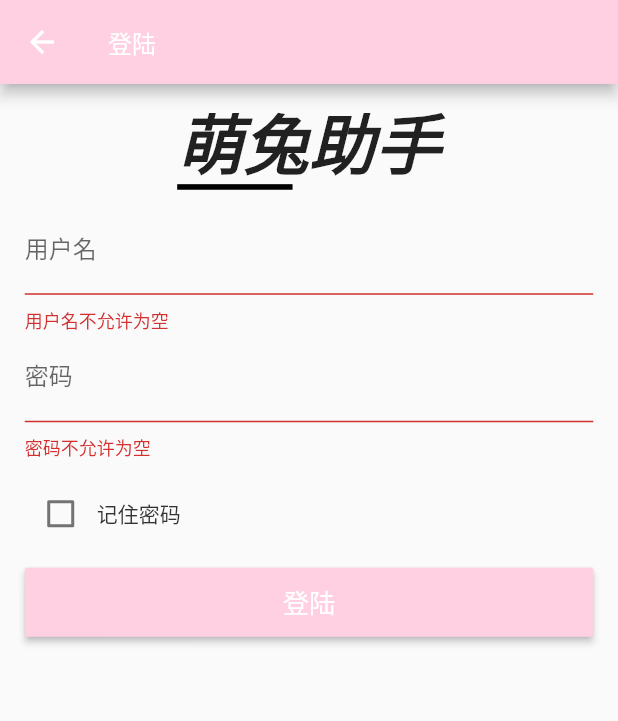
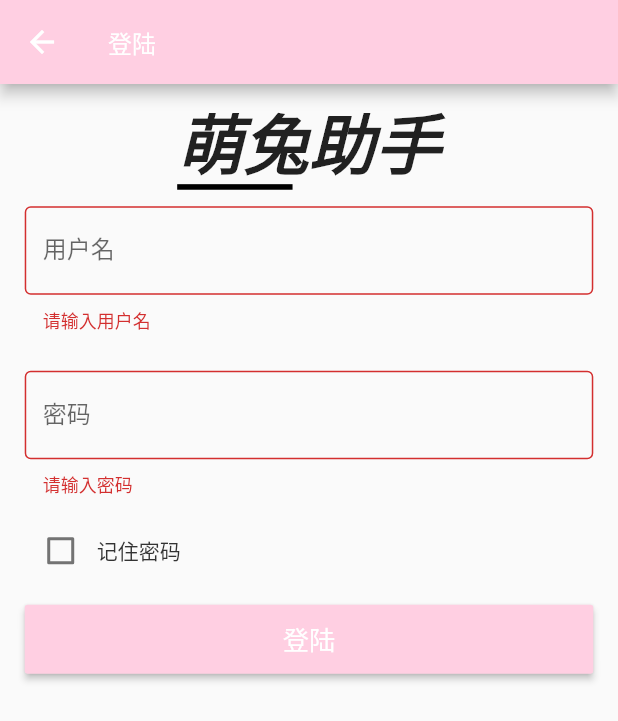
Before and after one commit to push-over/flutter_moecony, a Flutter app: the LoginPage screen opened directly, on a phone screen of 412 x 824 dp. Shown: the top 721 px of the screen. Run offline on Flutter 3.47's test engine with Material 2 defaults, Android fonts, the phone set to English and light mode, and no system bars; our stand-ins replace cached_network_image, flare_flutter, flutter_redux, flutter_screenutil, flutter_spinkit, flutter_swiper and 2 more; accounts and stored records are empty.

Commit message:
welcone layout

```diff
--- /dev/null
+++ b/lib/common/router/router.dart
@@ -0,0 +1,26 @@
+import 'package:flutter/material.dart';
+import 'package:flutter_moecony/pages/bottom_navigarion_bar.dart';
+import 'package:flutter_moecony/pages/login_page.dart';
+import 'package:flutter_moecony/pages/welcome_page.dart';
+
+class PageConstance {
+  static String WELCOME_PAGE = '/';
+  static String HOME_PAGE = '/home';
+  static String LOGIN_PAGE = '/login';
+
+  static Map<String, WidgetBuilder> getRoutes() {
+    var route = {
+      WELCOME_PAGE: (BuildContext context) {
+        return WelcomePage();
+      },
+      HOME_PAGE: (BuildContext context) {
+        return MTBottomNavigationBar();
+      },
+      LOGIN_PAGE: (BuildContext context) {
+        return LoginPage();
+      }
+    };
+
+    return route;
+  }
+}
--- a/lib/pages/bottom_navigarion_bar.dart
+++ b/lib/pages/bottom_navigarion_bar.dart
@@ -1,5 +1,4 @@
 import 'package:flutter/material.dart';
-import 'package:flutter_screenutil/flutter_screenutil.dart';
 
 import 'package:flutter_moecony/widget/drawer.dart';
 
@@ -64,7 +63,6 @@ class _MTBottomNavigationBarState extends State<MTBottomNavigationBar> {
 
   @override
   Widget build(BuildContext context) {
-    ScreenUtil.instance = ScreenUtil(width: 750, height: 1334)..init(context);
     return Scaffold(
       appBar: MTConstant.APPBAR(
         Text(
--- a/lib/pages/login_page.dart
+++ b/lib/pages/login_page.dart
@@ -18,6 +18,7 @@ class LoginPage extends StatefulWidget {
 
 class _LoginPageState extends State<LoginPage> {
   GlobalKey<FormState> _formKey;
+  FocusNode _accountfocusNode, _passwordfocusNode;
   bool _isLoading, _isCheck;
   String _account, _password;
 
@@ -27,6 +28,8 @@ class _LoginPageState extends State<LoginPage> {
     _formKey = GlobalKey<FormState>();
     _isCheck = false;
     _isLoading = false;
+    _accountfocusNode = FocusNode();
+    _passwordfocusNode = FocusNode();
   }
 
   void _handleSubmit() {
@@ -60,7 +63,7 @@ class _LoginPageState extends State<LoginPage> {
           child: Column(
             children: <Widget>[
               _buildMtLogo(),
-              _buildForm(),
+              _buildForm(store),
               _buildRememberPassword(),
               _buildLoginButton(context, store),
             ],
@@ -115,7 +118,7 @@ class _LoginPageState extends State<LoginPage> {
   }
 
   /// 登陆表单
-  Widget _buildForm() {
+  Widget _buildForm(Store store) {
     return _buildCommon(
       Form(
         autovalidate: true,
@@ -123,11 +126,18 @@ class _LoginPageState extends State<LoginPage> {
         child: Column(
           children: <Widget>[
             TextFormField(
-              decoration: new InputDecoration(
+              focusNode: _accountfocusNode,
+              decoration: InputDecoration(
+                border: OutlineInputBorder(
+                  borderSide: BorderSide(
+                    width: 1,
+                    color: store.state.themeData.primaryColor,
+                  ),
+                ),
                 labelText: '用户名',
               ),
               validator: (val) {
-                return val.length < 1 ? '用户名不允许为空' : null;
+                return val.isEmpty ? '请输入用户名' : null;
               },
               onSaved: (val) {
                 if (mounted) {
@@ -137,13 +147,23 @@ class _LoginPageState extends State<LoginPage> {
                 }
               },
             ),
+            SizedBox(
+              height: S.h(40),
+            ),
             TextFormField(
-              decoration: new InputDecoration(
+              focusNode: _passwordfocusNode,
+              decoration: InputDecoration(
+                border: OutlineInputBorder(
+                  borderSide: BorderSide(
+                    width: 1,
+                    color: store.state.themeData.primaryColor,
+                  ),
+                ),
                 labelText: '密码',
               ),
               obscureText: true,
               validator: (val) {
-                return val.length < 1 ? '密码不允许为空' : null;
+                return val.isEmpty ? '请输入密码' : null;
               },
               onSaved: (val) {
                 if (mounted) {
--- a/pubspec.yaml
+++ b/pubspec.yaml
@@ -31,6 +31,7 @@ dependencies:
   flutter_spinkit: ^3.1.0
   fluttertoast: ^3.1.0
   flutter_swiper: ^1.1.6
+  flare_flutter: ^1.5.5
 
 dev_dependencies:
   flutter_test:
@@ -50,6 +51,7 @@ flutter:
 
   # To add assets to your application, add an assets section, like this:
   assets:
+   - static/file/
    - static/images/
 
   # An image asset can refer to one or more resolution-specific "variants", see
```
Also changed, not shown: lib/common/utils/navigator_utils.dart (+19 -18 lines), lib/main.dart (+4 -3 lines), lib/pages/welcome_page.dart (added, +75 -0 lines), lib/widget/drawer.dart (+11 -3 lines), pubspec.lock, static/images/620-620.png (added), 5 other files.
